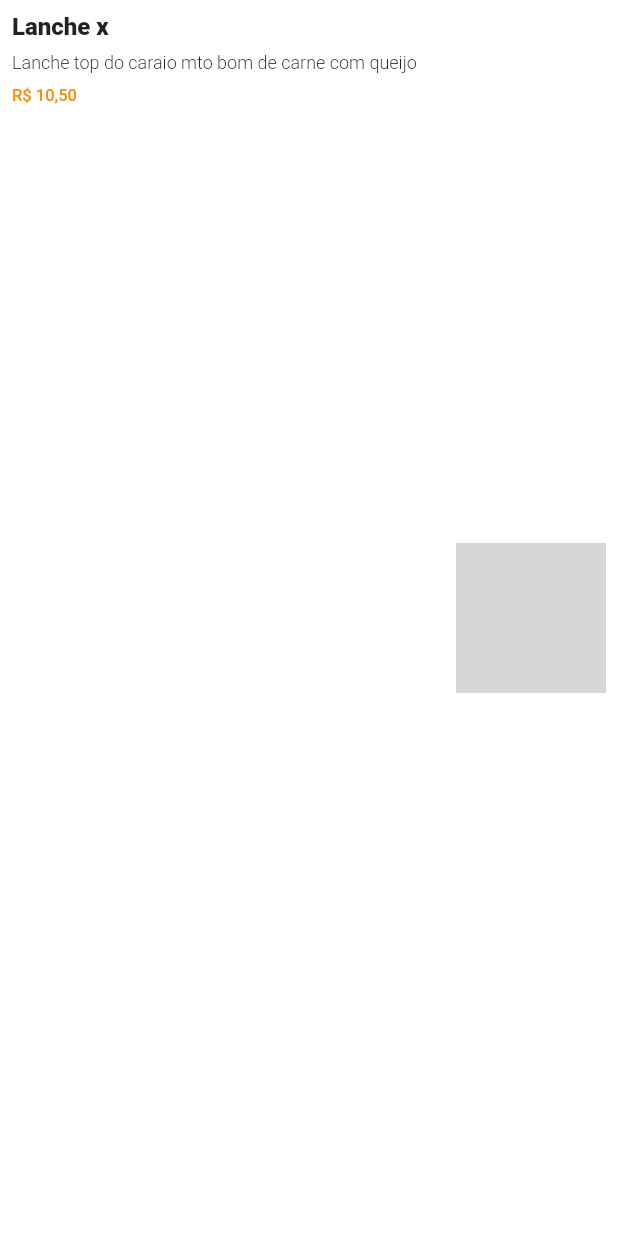
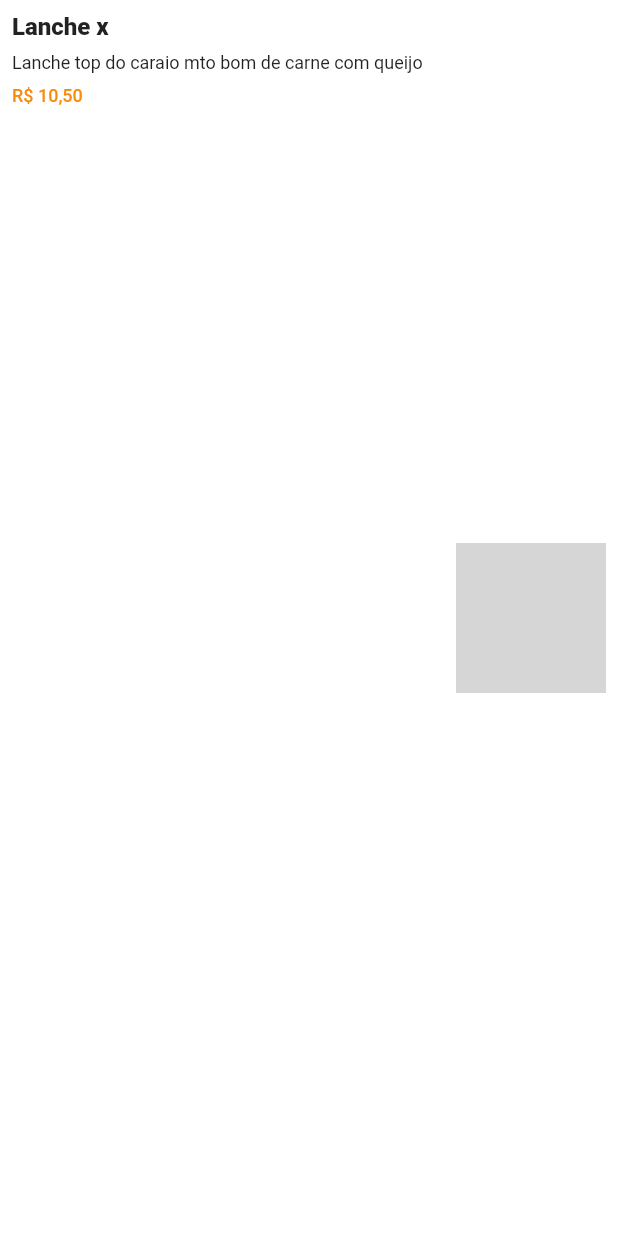
Before and after one commit to RafaelFiorotto/dw9_delivery_app, a Flutter app: the DeliveryProductTile widget shown alone on an empty page, opened directly, on a phone screen of 412 x 824 dp. Run offline on Flutter 3.47's test engine with Material 2 defaults, Android fonts, the phone set to English and light mode, and no system bars; our stand-ins replace dio; network calls fail; Roboto replaces fonts that are missing (mplus1); grey boxes are pictures that could not be loaded.

Commit message:
fix description font size

```diff
--- a/lib/app/pages/home/widgets/delivery_product_tile.dart
+++ b/lib/app/pages/home/widgets/delivery_product_tile.dart
@@ -31,7 +31,8 @@ class DeliveryProductTile extends StatelessWidget {
                   padding: const EdgeInsets.only(bottom: 8.0),
                   child: Text(
                     product.description,
-                    style: context.textStyles.textLight.copyWith(fontSize: 12),
+                    style:
+                        context.textStyles.textRegular.copyWith(fontSize: 12),
                   ),
                 ),
                 Padding(
@@ -39,7 +40,7 @@ class DeliveryProductTile extends StatelessWidget {
                   child: Text(
                     product.price.currencyPTBR,
                     style: context.textStyles.textMedium.copyWith(
-                        fontSize: 11, color: context.colors.secondary),
+                        fontSize: 12, color: context.colors.secondary),
                   ),
                 ),
               ],
```
